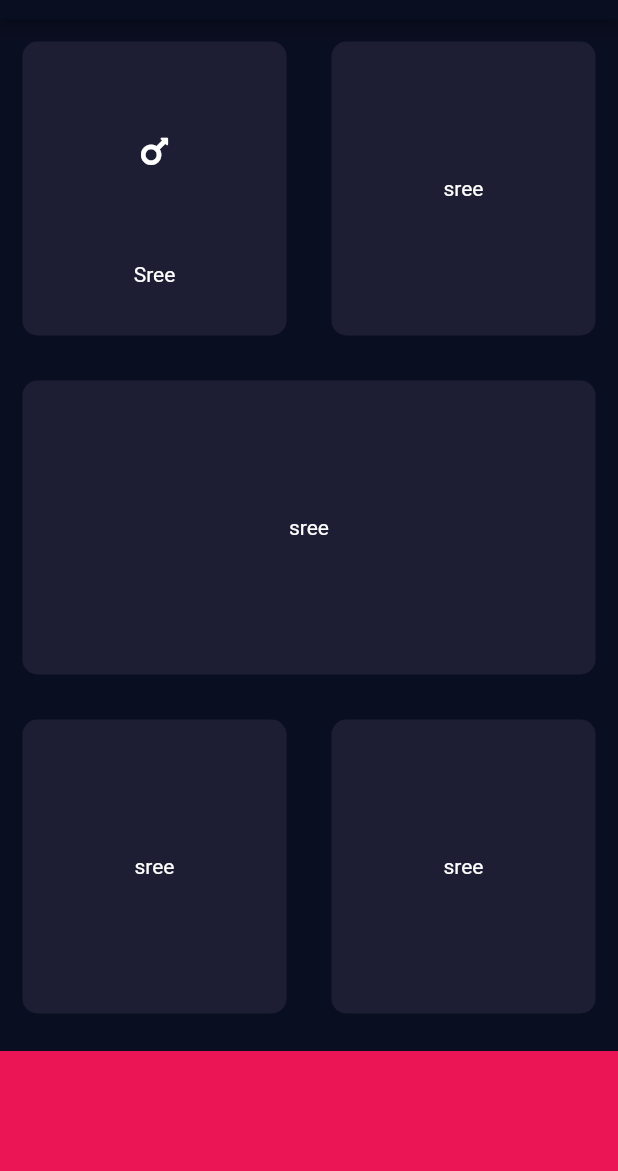
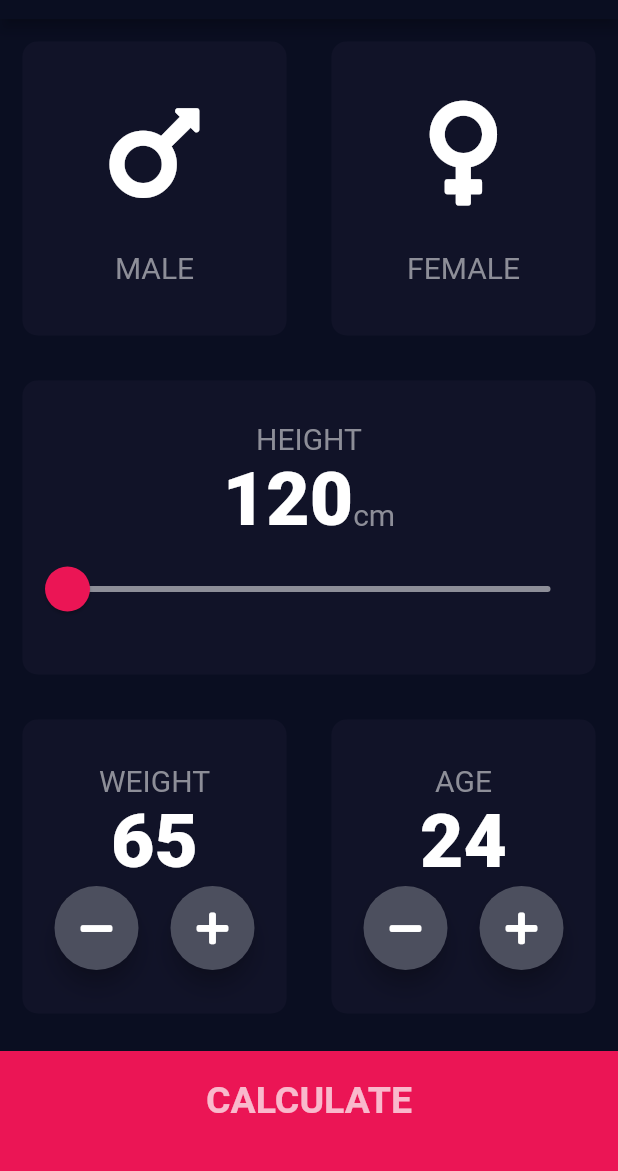
Before and after one commit to mavharsha/flutter_bootcamp, a Flutter app: the screen it shows after launch, on a phone screen of 412 x 824 dp, the part 65-1236 px from its top. Run offline on Flutter 3.47's test engine with Material 2 defaults, Android fonts, the phone set to English and light mode, and no system bars; our stand-ins replace audioplayers, font_awesome_flutter.

Commit message:
Chapter-4 Completed BMI calculator.

```diff
--- /dev/null
+++ b/bmi-calculator-flutter/lib/bmi_engine.dart
@@ -0,0 +1,37 @@
+
+import 'dart:math';
+
+class BMIEngine{
+
+  final int height;
+  final int weight;
+
+  double _bmi;
+  BMIEngine({this.height, this.weight}) {
+    _bmi = weight / pow(height / 100, 2);
+  }
+
+  String calculateBMI() {
+    return _bmi.toStringAsFixed(1);
+  }
+
+  String getBMIState() {
+    if(_bmi >= 25) {
+      return 'OVERWEIGHT!';
+    } else if( _bmi > 18) {
+      return 'NORMAL';
+    } else {
+      return 'UNDERWEIGHT';
+    }
+  }
+
+  String getDescription() {
+    if(_bmi >= 25) {
+      return 'You have higher than normal body weight. Try to exercise!';
+    } else if( _bmi > 18) {
+      return 'You have normal body weight. Good Job!';
+    } else {
+      return 'You have lower than normal body weight. You can eat a bit more.';
+    }
+  }
+}
--- /dev/null
+++ b/bmi-calculator-flutter/lib/components/bottom_button.dart
@@ -0,0 +1,34 @@
+import 'package:flutter/material.dart';
+
+import '../constants.dart';
+
+class BottomButton extends StatelessWidget {
+
+  final Function onPress;
+  final String text;
+
+
+  BottomButton({this.onPress, this.text});
+
+  @override
+  Widget build(BuildContext context) {
+    return GestureDetector(
+      onTap: onPress,
+      child: Container(
+        child: Center(
+            child: Text(
+              text,
+              style: TextStyle(
+                  fontSize: 25.0,
+                  color: Colors.white70,
+                  fontWeight: FontWeight.bold),
+            )),
+        color: bottomContainerColor,
+        margin: EdgeInsets.only(top: 10.0),
+        padding: EdgeInsets.only(bottom: 15.0),
+        height: bottomContainerHeight,
+        width: double.infinity,
+      ),
+    );
+  }
+}
--- /dev/null
+++ b/bmi-calculator-flutter/lib/components/card_container.dart
@@ -0,0 +1,23 @@
+import 'package:flutter/material.dart';
+
+class CardContainer extends StatelessWidget {
+  final Color color;
+  final Widget cardChild;
+  final Function onPress;
+  CardContainer({@required this.color, @required this.cardChild, this.onPress});
+
+  @override
+  Widget build(BuildContext context) {
+    return GestureDetector(
+      onTap: onPress,
+      child: Container(
+        child: cardChild,
+        margin: EdgeInsets.all(15.0),
+        decoration: BoxDecoration(
+          color: color,
+          borderRadius: BorderRadius.circular(10.0),
+        ),
+      ),
+    );
+  }
+}
--- /dev/null
+++ b/bmi-calculator-flutter/lib/components/icon_content.dart
@@ -0,0 +1,29 @@
+import 'package:flutter/material.dart';
+import '../constants.dart';
+
+class IconContent extends StatelessWidget {
+  final IconData icon;
+  final String label;
+
+  IconContent({@required this.icon, @required this.label});
+
+  @override
+  Widget build(BuildContext context) {
+    return Column(
+      mainAxisAlignment: MainAxisAlignment.center,
+      children: <Widget>[
+        Icon(
+          icon,
+          size: 80.0,
+        ),
+        SizedBox(
+          height: 25.0,
+        ),
+        Text(
+          label,
+          style: labelTextStyle,
+        )
+      ],
+    );
+  }
+}
--- /dev/null
+++ b/bmi-calculator-flutter/lib/components/rounded_button.dart
@@ -0,0 +1,23 @@
+import 'package:flutter/material.dart';
+
+class RoundedButton extends StatelessWidget {
+  final IconData iconData;
+  final Function onPress;
+
+  RoundedButton({@required this.iconData, @required this.onPress});
+
+  @override
+  Widget build(BuildContext context) {
+    return RawMaterialButton(
+      child: Icon(iconData),
+      onPressed: onPress,
+      elevation: 6.0,
+      constraints: BoxConstraints.tightFor(
+        width: 56.0,
+        height: 56.0,
+      ),
+      shape: CircleBorder(),
+      fillColor: Color(0xFF4C4F5E),
+    );
+  }
+}
--- /dev/null
+++ b/bmi-calculator-flutter/lib/constants.dart
@@ -0,0 +1,37 @@
+import 'package:flutter/material.dart';
+
+const bottomContainerHeight = 80.0;
+const activeCardColor = Color(0xFF1D1E33);
+const inactiveCardColor = Color(0xFF111328);
+const bottomContainerColor = Color(0xFFEB1555);
+const MALE_LABEL = 'MALE';
+const FEMALE_LABEL = 'FEMALE';
+const AGE_LABEL = 'AGE';
+const WEIGHT_LABEL = 'WEIGHT';
+const maxHeight = 220.0;
+const minHeight = 120.0;
+const heightUnitsLabel = 'cm';
+const weightUnitsLabel = 'kgs';
+
+const int avgWeight = 65;
+const int avgAge = 24;
+const int zero = 0;
+
+const labelTextStyle = TextStyle(
+  fontSize: 20.0,
+  color: Color(0xFF8D8E98),
+);
+
+const numberTextStyle = TextStyle(
+  fontSize: 50.0,
+  fontWeight: FontWeight.w900,
+);
+
+const titleLabelStyle = TextStyle(fontSize: 50.0, fontWeight: FontWeight.bold);
+
+const resultTextStyle = TextStyle(
+    color: Color(0xFF24D876), fontSize: 25.0, fontWeight: FontWeight.bold);
+
+const resultBMIStyle = TextStyle(fontSize: 100.0, fontWeight: FontWeight.bold);
+
+const resultDescriptionStyle = TextStyle(fontSize: 20.0, fontWeight: FontWeight.bold);
--- /dev/null
+++ b/bmi-calculator-flutter/lib/gender.dart
@@ -0,0 +1 @@
+enum Gender { MALE, FEMALE }
--- a/bmi-calculator-flutter/lib/input_page.dart
+++ /dev/null
@@ -1,116 +0,0 @@
-import 'package:flutter/material.dart';
-import 'package:font_awesome_flutter/font_awesome_flutter.dart';
-
-const bottomContainerHeight = 80.0;
-const containerColor = Color(0xFF1D1E33);
-const bottomContainerColor = Color(0xFFEB1555);
-
-class InputPage extends StatefulWidget {
-  @override
-  _InputPageState createState() => _InputPageState();
-}
-
-class _InputPageState extends State<InputPage> {
-  @override
-  Widget build(BuildContext context) {
-    return Scaffold(
-      appBar: AppBar(
-        title: Text('BMI CALCULATOR'),
-      ),
-      body: Column(
-        children: <Widget>[
-          Expanded(
-            child: Row(
-              children: <Widget>[
-                Expanded(
-                  child: new CardContainer(
-                    color: containerColor,
-                    cardChild: Center(
-                        child: Column(
-                      children: <Widget>[
-                        Expanded(
-                          flex: 3,
-                          child: Center(
-                            child: Icon(
-                              FontAwesomeIcons.mars,
-                            ),
-                          ),
-                        ),
-                        Expanded(
-                          child: Text('Sree'),
-                        )
-                      ],
-                    )),
-                  ),
-                ),
-                Expanded(
-                  child: new CardContainer(
-                    color: containerColor,
-                    cardChild: Center(
-                      child: Text('sree'),
-                    ),
-                  ),
-                ),
-              ],
-            ),
-          ),
-          Expanded(
-            child: new CardContainer(
-              color: containerColor,
-              cardChild: Center(
-                child: Text('sree'),
-              ),
-            ),
-          ),
-          Expanded(
-            child: Row(
-              children: <Widget>[
-                Expanded(
-                  child: new CardContainer(
-                    color: containerColor,
-                    cardChild: Center(
-                      child: Text('sree'),
-                    ),
-                  ),
-                ),
-                Expanded(
-                  child: new CardContainer(
-                    color: containerColor,
-                    cardChild: Center(
-                      child: Text('sree'),
-                    ),
-                  ),
-                ),
-              ],
-            ),
-          ),
-          Container(
-            color: bottomContainerColor,
-            margin: EdgeInsets.only(top: 10.0),
-            height: bottomContainerHeight,
-            width: double.infinity,
-          )
-        ],
-      ),
-    );
-  }
-}
-
-class CardContainer extends StatelessWidget {
-  final Color color;
-  final Widget cardChild;
-
-  CardContainer({@required this.color, @required this.cardChild});
-
-  @override
-  Widget build(BuildContext context) {
-    return Container(
-      child: cardChild,
-      margin: EdgeInsets.all(15.0),
-      decoration: BoxDecoration(
-        color: color,
-        borderRadius: BorderRadius.circular(10.0),
-      ),
-    );
-  }
-}
--- a/bmi-calculator-flutter/lib/main.dart
+++ b/bmi-calculator-flutter/lib/main.dart
@@ -1,5 +1,6 @@
 import 'package:flutter/material.dart';
-import 'input_page.dart';
+import 'package:bmi_calculator/screens/input_page.dart';
+import 'package:bmi_calculator/screens/result_page.dart';
 
 void main() => runApp(BMICalculator());
 
@@ -11,7 +12,11 @@ class BMICalculator extends StatelessWidget {
         primaryColor: Color(0xFF0A0E21),
         scaffoldBackgroundColor: Color(0xFF0A0E21),
       ),
-      home: InputPage(),
+      initialRoute: '/',
+      routes: {
+        '/': (context) => InputPage(),
+        '/result': (context) => ResultPage(),
+      },
     );
   }
 }
--- /dev/null
+++ b/bmi-calculator-flutter/lib/screens/input_page.dart
@@ -0,0 +1,223 @@
+import 'package:bmi_calculator/components/bottom_button.dart';
+import 'package:bmi_calculator/components/card_container.dart';
+import 'package:bmi_calculator/components/icon_content.dart';
+import 'package:bmi_calculator/components/rounded_button.dart';
+import 'package:bmi_calculator/gender.dart';
+import 'package:bmi_calculator/main.dart';
+import 'package:bmi_calculator/screens/result_page.dart';
+import 'package:flutter/material.dart';
+import 'package:font_awesome_flutter/font_awesome_flutter.dart';
+import '../bmi_engine.dart';
+import '../constants.dart';
+
+class InputPage extends StatefulWidget {
+  @override
+  _InputPageState createState() => _InputPageState();
+}
+
+class _InputPageState extends State<InputPage> {
+  Gender selectedGender;
+  int height = minHeight.round();
+  int weight = avgWeight;
+  int age = avgAge;
+
+  @override
+  Widget build(BuildContext context) {
+    return Scaffold(
+      appBar: AppBar(
+        title: Text('BMI CALCULATOR'),
+      ),
+      body: Column(
+        children: <Widget>[
+          Expanded(
+            child: Row(
+              children: <Widget>[
+                Expanded(
+                  child: CardContainer(
+                    onPress: () {
+                      setState(() {
+                        selectedGender = Gender.MALE;
+                      });
+                    },
+                    color: selectedGender == Gender.MALE
+                        ? activeCardColor
+                        : inactiveCardColor,
+                    cardChild: IconContent(
+                        icon: FontAwesomeIcons.mars, label: MALE_LABEL),
+                  ),
+                ),
+                Expanded(
+                  child: CardContainer(
+                    onPress: () {
+                      setState(() {
+                        selectedGender = Gender.FEMALE;
+                      });
+                    },
+                    color: selectedGender == Gender.FEMALE
+                        ? activeCardColor
+                        : inactiveCardColor,
+                    cardChild: IconContent(
+                        icon: FontAwesomeIcons.venus, label: FEMALE_LABEL),
+                  ),
+                ),
+              ],
+            ),
+          ),
+          Expanded(
+            child: CardContainer(
+              color: inactiveCardColor,
+              cardChild: Center(
+                child: Column(
+                  mainAxisAlignment: MainAxisAlignment.center,
+                  children: <Widget>[
+                    Text(
+                      'HEIGHT',
+                      style: labelTextStyle,
+                    ),
+                    Row(
+                      mainAxisAlignment: MainAxisAlignment.center,
+                      crossAxisAlignment: CrossAxisAlignment.baseline,
+                      textBaseline: TextBaseline.alphabetic,
+                      children: <Widget>[
+                        Text(
+                          height.toString(),
+                          style: numberTextStyle,
+                        ),
+                        Text(
+                          heightUnitsLabel,
+                          style: labelTextStyle,
+                        ),
+                      ],
+                    ),
+                    SliderTheme(
+                      data: SliderTheme.of(context).copyWith(
+                        activeTrackColor: Colors.white,
+                        inactiveTrackColor: Color(0xFF8D8E98),
+                        thumbColor: Color(0xFFEB1555),
+                        overlayColor: Color(0x29EB1555),
+                        thumbShape:
+                            RoundSliderThumbShape(enabledThumbRadius: 15.0),
+                        overlayShape:
+                            RoundSliderOverlayShape(overlayRadius: 30.0),
+                      ),
+                      child: Slider(
+                        value: height.toDouble(),
+                        min: minHeight,
+                        max: maxHeight,
+                        onChanged: (currentValue) {
+                          setState(() {
+                            height = currentValue.round();
+                          });
+                        },
+                      ),
+                    )
+                  ],
+                ),
+              ),
+            ),
+          ),
+          Expanded(
+            child: Row(
+              children: <Widget>[
+                Expanded(
+                  child: CardContainer(
+                    color: inactiveCardColor,
+                    cardChild: Column(
+                      mainAxisAlignment: MainAxisAlignment.center,
+                      children: <Widget>[
+                        Text(
+                          WEIGHT_LABEL,
+                          style: labelTextStyle,
+                        ),
+                        Text(
+                          weight.toString(),
+                          style: numberTextStyle,
+                        ),
+                        Row(
+                          mainAxisAlignment: MainAxisAlignment.spaceEvenly,
+                          children: <Widget>[
+                            RoundedButton(
+                                iconData: FontAwesomeIcons.minus,
+                                onPress: () {
+                                  setState(() {
+                                    if (weight > 0) {
+                                      weight--;
+                                    }
+                                  });
+                                }),
+                            RoundedButton(
+                                iconData: FontAwesomeIcons.plus,
+                                onPress: () {
+                                  setState(() {
+                                    weight++;
+                                  });
+                                }),
+                          ],
+                        )
+                      ],
+                    ),
+                  ),
+                ),
+                Expanded(
+                  child: CardContainer(
+                    color: inactiveCardColor,
+                    cardChild: Column(
+                      mainAxisAlignment: MainAxisAlignment.center,
+                      children: <Widget>[
+                        Text(
+                          AGE_LABEL,
+                          style: labelTextStyle,
+                        ),
+                        Text(
+                          age.toString(),
+                          style: numberTextStyle,
+                        ),
+                        Row(
+                          mainAxisAlignment: MainAxisAlignment.spaceEvenly,
+                          children: <Widget>[
+                            RoundedButton(
+                                iconData: FontAwesomeIcons.minus,
+                                onPress: () {
+                                  setState(() {
+                                    if (age > 0) {
+                                      age--;
+                                    }
+                                  });
+                                }),
+                            RoundedButton(
+                                iconData: FontAwesomeIcons.plus,
+                                onPress: () {
+                                  setState(() {
+                                    age++;
+                                  });
+                                }),
+                          ],
+                        ),
+                      ],
+                    ),
+                  ),
+                ),
+              ],
+            ),
+          ),
+          BottomButton(
+            text: 'CALCULATE',
+            onPress: () {
+              BMIEngine calculator =
+                  BMIEngine(height: this.height, weight: this.weight);
+
+              Navigator.push(
+                  context,
+                  MaterialPageRoute(
+                      builder: (context) => ResultPage(
+                            bmiState: calculator.getBMIState(),
+                            bmi: calculator.calculateBMI(),
+                            bmiDescription: calculator.getDescription(),
+                          )));
+            },
+          ),
+        ],
+      ),
+    );
+  }
+}
--- /dev/null
+++ b/bmi-calculator-flutter/lib/screens/result_page.dart
@@ -0,0 +1,59 @@
+
+import 'package:bmi_calculator/components/bottom_button.dart';
+import 'package:bmi_calculator/components/card_container.dart';
+import 'package:flutter/material.dart';
+
+import '../constants.dart';
+
+
+class ResultPage extends StatelessWidget {
+
+  final String bmiState;
+  final String bmi;
+  final String bmiDescription;
+
+  ResultPage({this.bmiState, this.bmi, this.bmiDescription});
+
+  @override
+  Widget build(BuildContext context) {
+    return Scaffold(
+      appBar: AppBar(
+        title: Text('BMI CALCULATOR'),
+      ),
+      body: Column(
+        mainAxisAlignment: MainAxisAlignment.spaceEvenly,
+        children: <Widget>[
+          Expanded(
+            flex: 2,
+            child: Center(
+              child: Text('Your Result', style: titleLabelStyle,),
+            ),
+          ),
+          Expanded(
+            flex: 6,
+            child: CardContainer(
+              color: activeCardColor,
+              onPress: () {},
+              cardChild: Column(
+                mainAxisAlignment: MainAxisAlignment.spaceEvenly,
+                crossAxisAlignment: CrossAxisAlignment.stretch,
+                children: <Widget>[
+                  Center(child: Text(bmiState, style: resultTextStyle,)),
+                  Center(child: Text(bmi, style: resultBMIStyle)),
+                  Center(child: Text(bmiDescription, style: resultDescriptionStyle,
+                  textAlign: TextAlign.center,)),
+                ],
+              ),
+            ),
+          ),
+          BottomButton(
+            text: 'RE-CALCULATE',
+            onPress: () {
+              Navigator.pop(context);
+            },
+          ),
+        ],
+      ),
+    );
+  }
+}
```
Also changed, not shown: 2 other files.
